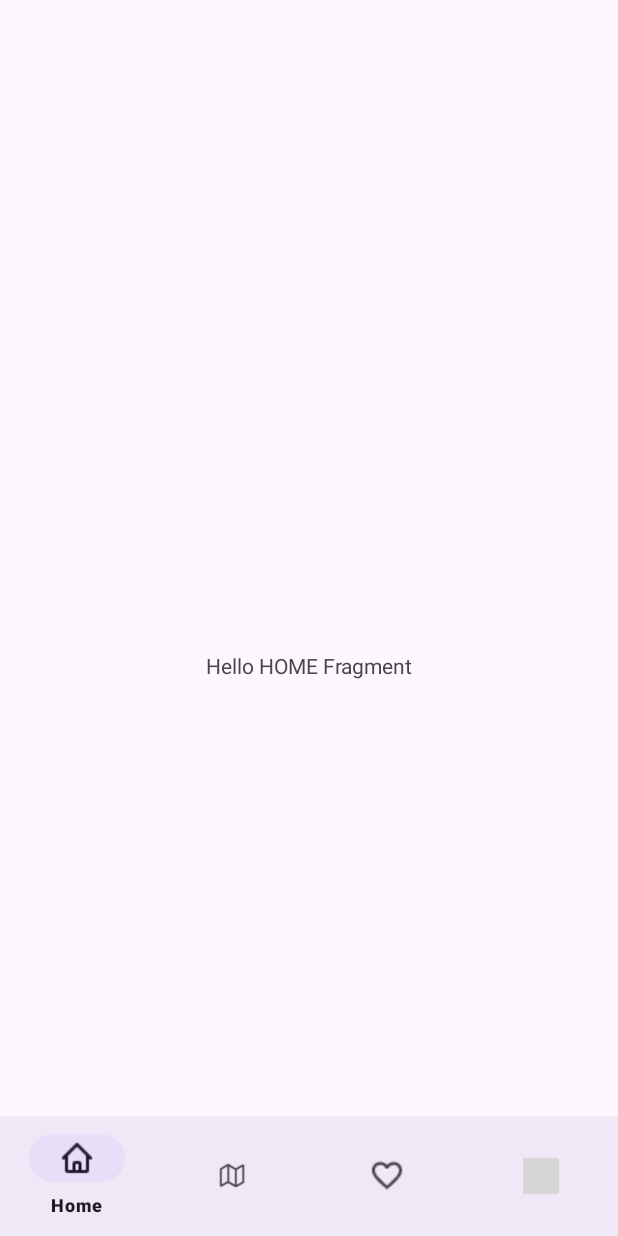
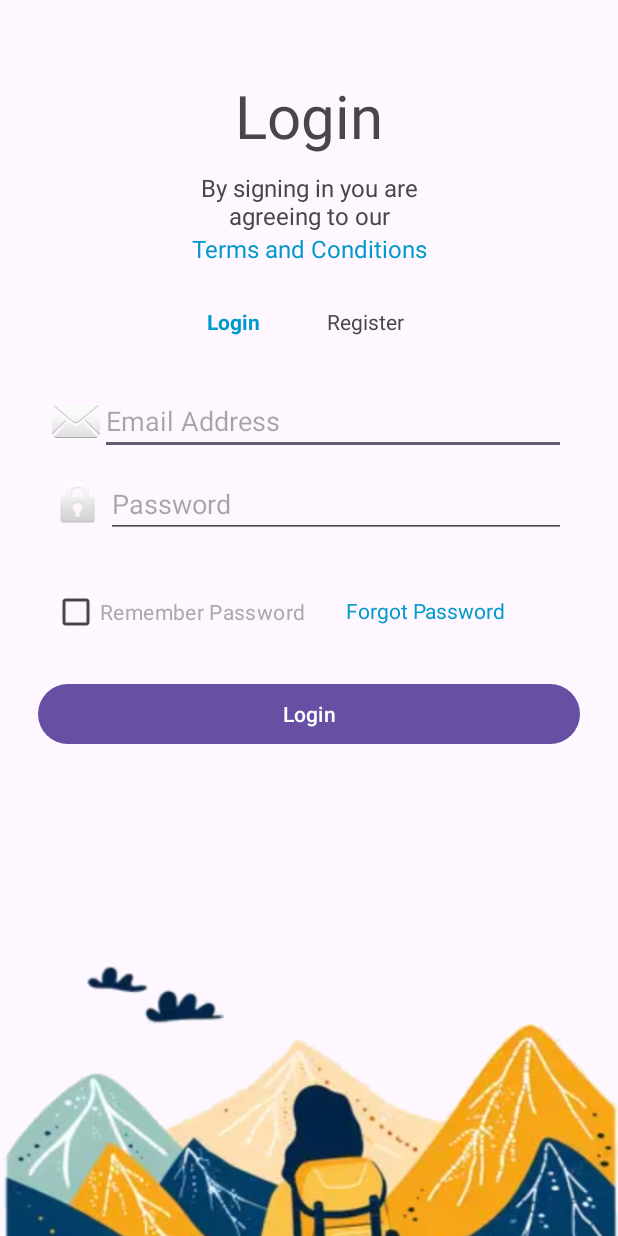
Before and after one commit to Brenden-Fenimore/TrailBlaze, an Android app: the screen it shows after launch (MainActivity before the commit, LoginActivity after it), on a phone screen of 412 x 824 dp. Run offline under Robolectric (Android 15) with nearby library versions, the phone set to English and light mode, and no system bars; our stand-ins replace navigation-ui; grey boxes are pictures that could not be loaded.

Commit message:
Login Activity
i created the LoginActivity.kt and set up clicklisteners for login button

implimented login logic to change the state to true if the user logsin

In MainActivity.kt i set up the logic for if the user is not logged in then it goes to the LoginActivity, and when the user is logged in then they go to the main activity

on the fragment_home.xml i creeated a logout button and wrote the code for the logic to log the user out (this is just a temp button until the real logout button can be placed on another page in our app)

also went into the AndroidManifest.xml and set the state to true for the LoginActivity.kt

```diff
--- a/app/src/main/AndroidManifest.xml
+++ b/app/src/main/AndroidManifest.xml
@@ -12,6 +12,10 @@
             android:supportsRtl="true"
             android:theme="@style/Theme.TrailBlaze"
             tools:targetApi="31">
+        <activity
+                android:name=".Login.LoginActivity"
+                android:exported="true"
+                android:theme="@style/Theme.TrailBlaze"/>
         <activity
                 android:name=".Settings.SettingsScreenActivity"
                 android:exported="false"
--- /dev/null
+++ b/app/src/main/java/com/example/trailblaze/Login/LoginActivity.kt
@@ -0,0 +1,68 @@
+package com.example.trailblaze.Login
+
+import android.content.Intent
+import android.os.Bundle
+import android.widget.Button
+import android.widget.EditText
+import android.widget.TextView
+import android.widget.Toast
+import com.google.android.material.snackbar.Snackbar
+import androidx.appcompat.app.AppCompatActivity
+import androidx.core.widget.addTextChangedListener
+import androidx.navigation.findNavController
+import androidx.navigation.ui.AppBarConfiguration
+import androidx.navigation.ui.navigateUp
+import androidx.navigation.ui.setupActionBarWithNavController
+import com.example.trailblaze.MainActivity
+import com.example.trailblaze.R
+import com.example.trailblaze.databinding.ActivityLoginBinding
+
+class LoginActivity : AppCompatActivity() {
+
+    //declaration
+    lateinit var emailInput : EditText
+    lateinit var passwordInput : EditText
+    lateinit var loginBtn : Button
+    lateinit var forgotPasswordTextView : TextView
+
+    override fun onCreate(savedInstanceState: Bundle?) {
+        super.onCreate(savedInstanceState)
+
+        setContentView(R.layout.activity_login)
+
+        //initialize views
+        emailInput = findViewById(R.id.etEmail)
+        passwordInput = findViewById(R.id.etPassword)
+        loginBtn = findViewById(R.id.loginbtn)
+        val registertxt = findViewById<TextView>(R.id.txtRegister)
+        val termsAndCondtionstxt = findViewById<TextView>(R.id.termsandconditions)
+        forgotPasswordTextView = findViewById(R.id.forgotPassword)
+
+
+        //set click listener for login button
+        loginBtn.setOnClickListener {
+            val username = emailInput.text.toString()
+            val password = passwordInput.text.toString()
+
+            //login logic here
+            if (username.isNotEmpty() && password.isNotEmpty()) {
+
+                //successful login
+                val sharedPreferences = getSharedPreferences("MyAppPrefs", MODE_PRIVATE)
+                val editor = sharedPreferences.edit()
+                editor.putBoolean("isLoggedIn", true)
+                editor.apply()
+
+                Toast.makeText(this, "Login successful!", Toast.LENGTH_SHORT).show()
+
+                //navigate to MainActivity
+                val intent = Intent(this, MainActivity::class.java)
+                startActivity(intent)
+                finish()
+
+            } else {
+                Toast.makeText(this, "Please enter username and password.", Toast.LENGTH_SHORT).show()
+            }
+        }
+    }
+}
--- a/app/src/main/java/com/example/trailblaze/MainActivity.kt
+++ b/app/src/main/java/com/example/trailblaze/MainActivity.kt
@@ -1,10 +1,13 @@
 package com.example.trailblaze
 
+import android.content.Intent
 import android.os.Bundle
+import android.widget.Button
 import com.google.android.material.bottomnavigation.BottomNavigationView
 import androidx.appcompat.app.AppCompatActivity
 import androidx.navigation.findNavController
 import androidx.navigation.ui.AppBarConfiguration
+import com.example.trailblaze.Login.LoginActivity
 import com.example.trailblaze.databinding.ActivityMainBinding
 
 class MainActivity : AppCompatActivity() {
@@ -17,6 +20,15 @@ class MainActivity : AppCompatActivity() {
         //hide the ActionBar
         supportActionBar?.hide()
 
+        val sharedPreferences = getSharedPreferences("MyAppPrefs", MODE_PRIVATE)
+        val isLoggedIn = sharedPreferences.getBoolean("isLoggedIn", false)
+
+        //if user is not logged in take them to login screen
+        if (!isLoggedIn) {
+            val intent = Intent(this, LoginActivity::class.java)
+            startActivity(intent)
+            finish()
+        } else {
             binding = ActivityMainBinding.inflate(layoutInflater)
             setContentView(binding.root)
 
@@ -32,3 +44,4 @@ class MainActivity : AppCompatActivity() {
             )
         }
     }
+}
--- /dev/null
+++ b/app/src/main/res/layout/activity_login.xml
@@ -0,0 +1,178 @@
+<?xml version="1.0" encoding="utf-8"?>
+<LinearLayout
+        xmlns:android="http://schemas.android.com/apk/res/android"
+        xmlns:tools="http://schemas.android.com/tools"
+        xmlns:app="http://schemas.android.com/apk/res-auto"
+        android:id="@+id/linearColumnlogin"
+        android:layout_width="match_parent"
+        android:layout_height="match_parent"
+        android:orientation="vertical"
+        tools:context=".MainActivity">
+
+    <TextView
+            android:ellipsize="end"
+            android:id="@+id/Login"
+            android:layout_marginTop="50dp"
+            android:layout_gravity="center_horizontal"
+            android:singleLine="true"
+            android:text="Login"
+            android:textSize="40dp"
+            android:layout_width="wrap_content"
+            android:layout_height="wrap_content"/>
+
+    <TextView
+            android:gravity="center_horizontal"
+            android:id="@+id/txtBySigning"
+            android:layout_width="200dp"
+            android:layout_height="wrap_content"
+            android:text="By signing in you are agreeing to our"
+            android:textSize="16dp"
+            android:layout_marginTop="10dp"
+            android:layout_gravity="center_horizontal"/>
+    <TextView
+            android:gravity="center_horizontal"
+            android:id="@+id/termsandconditions"
+            android:layout_width="200dp"
+            android:layout_height="wrap_content"
+            android:text="Terms and Conditions"
+            android:textSize="16sp"
+            android:textColor="@android:color/holo_blue_dark"
+            android:layout_gravity="center_horizontal"/>
+    <LinearLayout
+            android:orientation="horizontal"
+            android:layout_width="135dp"
+            android:layout_height="36dp"
+            android:layout_marginTop="20dp"
+            android:layout_gravity="center_horizontal">
+
+        <TextView
+                android:layout_width="80dp"
+                android:layout_height="wrap_content"
+                android:id="@+id/txtLogin"
+                android:text="Login"
+                android:layout_gravity="center"
+                android:textStyle="bold"
+                android:textColor="@android:color/holo_blue_dark"/>
+        <TextView
+                android:layout_width="71dp"
+                android:layout_height="wrap_content"
+                android:id="@+id/txtRegister"
+                android:text="Register"
+                android:layout_gravity="center"/>
+    </LinearLayout>
+    <LinearLayout
+            android:layout_width="match_parent"
+            android:layout_height="wrap_content"
+            android:id="@+id/LinearColumnlogin"
+            android:layout_margin="25dp"
+            android:layout_marginBottom="10dp"
+            android:orientation="vertical">
+        <LinearLayout
+                android:layout_width="match_parent"
+                android:layout_height="wrap_content"
+                android:id="@+id/linearColumnEmail"
+                android:orientation="horizontal"
+                android:paddingEnd="9dp"
+                android:paddingStart="9dp">
+            <ImageView
+                    android:layout_width="wrap_content"
+                    android:layout_height="match_parent"
+                    app:srcCompat="@android:drawable/ic_dialog_email"
+                    android:id="@+id/imageView"/>
+            <EditText
+                    android:layout_width="match_parent"
+                    android:layout_height="wrap_content"
+                    android:inputType="textEmailAddress"
+                    android:id="@+id/etEmail"
+                    android:hint="Email Address"/>
+        </LinearLayout>
+        <LinearLayout
+                android:layout_width="match_parent"
+                android:layout_height="wrap_content"
+                android:id="@+id/linearColumnPassword"
+                android:layout_marginTop="10dp"
+                android:orientation="horizontal"
+                android:paddingEnd="9dp"
+                android:paddingStart="9dp">
+            <ImageView
+                    android:layout_width="36dp"
+                    android:layout_height="match_parent"
+                    app:srcCompat="@android:drawable/ic_lock_idle_lock"
+                    android:id="@+id/imageView1"/>
+            <EditText
+                    android:layout_width="match_parent"
+                    android:layout_height="wrap_content"
+                    android:inputType="textPassword"
+                    android:id="@+id/etPassword"
+                    android:hint="Password"/>
+        </LinearLayout>
+        <LinearLayout
+                android:layout_gravity="center_vertical"
+                android:id="@+id/linearRowRememberpass"
+                android:layout_width="match_parent"
+                android:layout_height="wrap_content"
+                android:layout_marginStart="9dp"
+                android:layout_marginTop="25dp"
+                android:orientation="horizontal">
+            <androidx.appcompat.widget.AppCompatCheckBox
+                    android:ellipsize="end"
+                    android:id="@+id/checkBoxRememberPassword"
+                    android:layout_gravity="center_vertical"
+                    android:layout_width="wrap_content"
+                    android:layout_height="wrap_content"
+                    android:singleLine="true"
+                    android:text="Remember Password"
+                    android:textColor="@android:color/darker_gray"
+                    android:textFontWeight="400"
+                    android:textStyle="normal"/>
+            <TextView
+                    android:ellipsize="end"
+                    android:layout_gravity="top"
+                    android:gravity="center_vertical"
+                    android:layout_marginBottom="2dp"
+                    android:layout_marginStart="27dp"
+                    android:layout_width="wrap_content"
+                    android:layout_height="match_parent"
+                    android:singleLine="true"
+                    android:text="Forgot Password"
+                    android:id="@+id/forgotPassword"
+                    android:textColor="@android:color/holo_blue_dark"/>
+        </LinearLayout>
+        <Button
+                android:text="Login"
+                android:layout_width="match_parent"
+                android:layout_height="wrap_content"
+                android:id="@+id/loginbtn"
+                android:layout_marginTop="20dp">
+        </Button>
+    </LinearLayout>
+    <FrameLayout
+            android:layout_gravity="center_horizontal"
+            android:id="@+id/frameStackorConnectw"
+            android:layout_width="match_parent"
+            android:layout_height="369dp"
+            android:layout_marginTop="0dp">
+
+        <FrameLayout
+                android:id="@+id/frameStackssubtract"
+                android:layout_gravity="bottom|center"
+                android:layout_width="match_parent"
+                android:layout_height="264dp">
+
+            <ImageView
+                    android:layout_width="821dp"
+                    android:layout_height="437dp"
+                    android:layout_gravity="center_horizontal"
+                    app:srcCompat="@drawable/hikingimage2"
+                    android:id="@+id/imageView8"/>
+        </FrameLayout>
+        <LinearLayout
+                android:id="@+id/linearRowFacebookOne"
+                android:layout_gravity="top|center"
+                android:layout_height="wrap_content"
+                android:layout_marginTop="46dp"
+                android:layout_width="wrap_content"
+                android:orientation="horizontal"/>
+    </FrameLayout>
+
+</LinearLayout>
--- a/app/src/main/res/values/strings.xml
+++ b/app/src/main/res/values/strings.xml
@@ -55,6 +55,7 @@
         libero vel nunc consequat, quis tincidunt nisl eleifend. Cras bibendum enim a justo luctus vestibulum. Fusce
         dictum libero quis erat maximus, vitae volutpat diam dignissim.
     </string>
+    <string name="title_activity_login">Login</string>
 
 
 </resources>
```
Also changed, not shown: app/build.gradle.kts (+23 -0 lines), app/src/main/java/com/example/trailblaze/ui/home/HomeFragment.kt (+16 -0 lines), app/src/main/res/layout/fragment_home.xml (+7 -0 lines), app/src/main/res/navigation/nav_graph3.xml (added, +28 -0 lines), gradle/libs.versions.toml (+13 -0 lines). Lines whose indentation alone changed are shown as unchanged.
